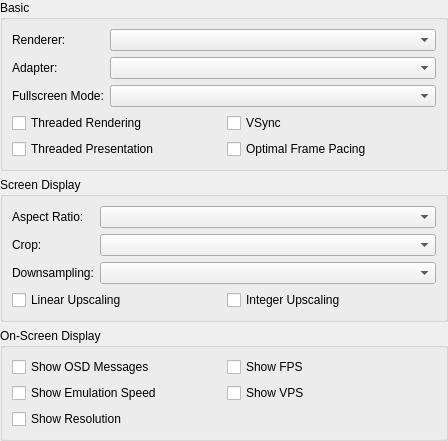
The window that src/duckstation-qt/displaysettingswidget.ui (kofxi3584karlayang/duckstation) describes before a commit, drawn with Qt 5.
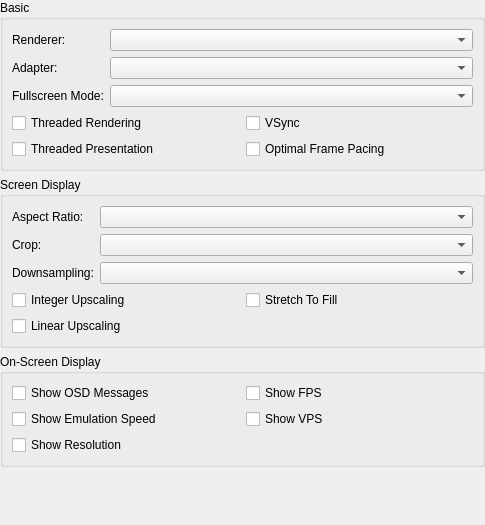
The same window after the commit.

Commit message: HostDisplay: Add stretch option

```diff
--- a/src/duckstation-qt/displaysettingswidget.ui
+++ b/src/duckstation-qt/displaysettingswidget.ui
@@ -6,8 +6,8 @@
    <rect>
     <x>0</x>
     <y>0</y>
-    <width>448</width>
-    <height>430</height>
+    <width>485</width>
+    <height>525</height>
    </rect>
   </property>
   <property name="windowTitle">
@@ -136,19 +136,26 @@
       <item row="3" column="0" colspan="2">
        <layout class="QGridLayout" name="gridLayout_2">
         <item row="0" column="0">
-         <widget class="QCheckBox" name="displayLinearFiltering">
-          <property name="text">
-           <string>Linear Upscaling</string>
-          </property>
-         </widget>
-        </item>
-        <item row="0" column="1">
          <widget class="QCheckBox" name="displayIntegerScaling">
           <property name="text">
            <string>Integer Upscaling</string>
           </property>
          </widget>
         </item>
+        <item row="0" column="1">
+         <widget class="QCheckBox" name="displayStretch">
+          <property name="text">
+           <string>Stretch To Fill</string>
+          </property>
+         </widget>
+        </item>
+        <item row="1" column="0">
+         <widget class="QCheckBox" name="displayLinearFiltering">
+          <property name="text">
+           <string>Linear Upscaling</string>
+          </property>
+         </widget>
+        </item>
        </layout>
       </item>
      </layout>
```
Left out of the diff: 2 changed lines with no effect on the pictures. The commit also changes 9 other files.
